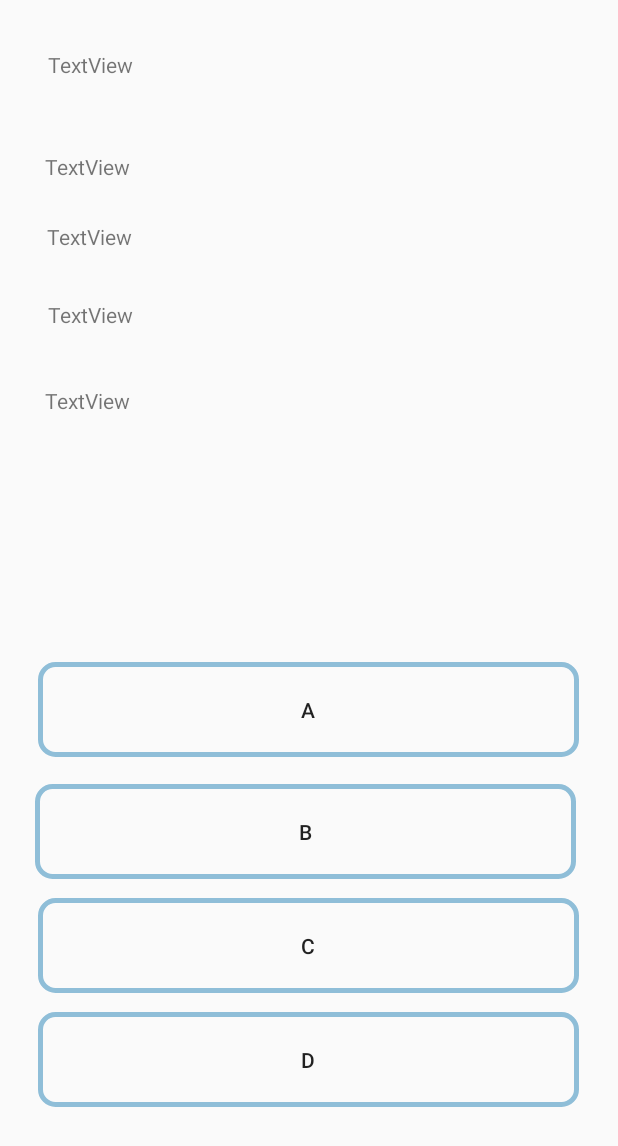
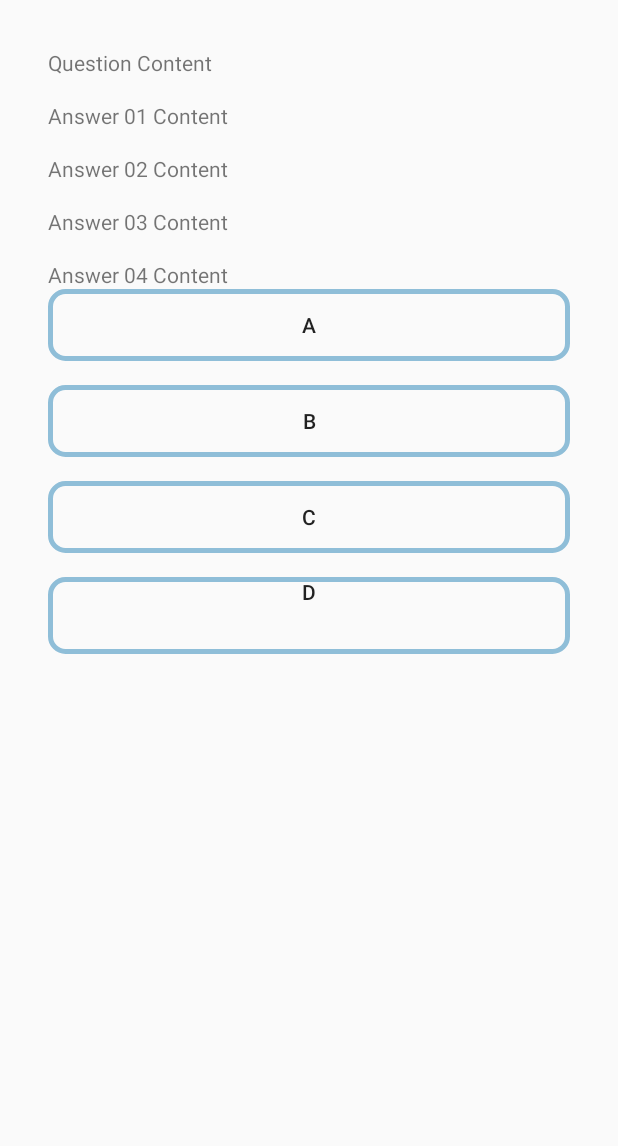
Before and after one commit to HuongNguyen1234/ProjectFinden, an Android app: the layout fragment_quizlet.xml on its own in the app's theme, with its tools: preview values and no code run, on a phone screen of 412 x 824 dp. Shown: the top 1146 px of the screen. Run offline under Robolectric (Android 15) with nearby library versions, the phone set to English and light mode, and no system bars.

Commit message:
feat: updated

```diff
--- a/app/src/main/java/com/example/projectfinden/com/fragment/QuizletFragment.java
+++ b/app/src/main/java/com/example/projectfinden/com/fragment/QuizletFragment.java
@@ -92,7 +92,17 @@ public class QuizletFragment extends Fragment implements IFirebaseLoadDone, Valu
 
     @Override
     public void onFirebaseLoadSuccessQuestion(final List<Question> questionList) {
-
+        if (questionList == null || questionList.isEmpty()) {
+            textViewA.setText("Does not have any questions!");
+//            textViewB.setVisibility(View.INVISIBLE);
+//            textViewC.setVisibility(View.INVISIBLE);
+//            textViewD.setVisibility(View.INVISIBLE);
+//            buttonA.setVisibility(View.INVISIBLE);
+//            buttonB.setVisibility(View.INVISIBLE);
+//            buttonC.setVisibility(View.INVISIBLE);
+//            buttonD.setVisibility(View.INVISIBLE);
+            return;
+        }
         final Question question= questionList.get(i);
         textViewQuestion.setText(question.getNumber()+": "+ question.getContent());
         textViewA.setText(question.getOptions().get(0).getValue());
--- a/app/src/main/res/layout/fragment_quizlet.xml
+++ b/app/src/main/res/layout/fragment_quizlet.xml
@@ -1,129 +1,132 @@
-<RelativeLayout xmlns:android="http://schemas.android.com/apk/res/android"
+<ScrollView xmlns:app="http://schemas.android.com/apk/res-auto"
     xmlns:tools="http://schemas.android.com/tools"
+    android:layout_height="match_parent"
     android:layout_width="match_parent"
-    android:layout_height="match_parent"
-    tools:context="com.example.projectfinden.com.fragment.QuizletFragment">
+    android:scrollbars="vertical"
+    xmlns:android="http://schemas.android.com/apk/res/android">
+    <androidx.constraintlayout.widget.ConstraintLayout
+        android:layout_width="match_parent"
+        android:layout_height="match_parent"
+        tools:context="com.example.projectfinden.com.fragment.QuizletFragment">
 
-    <Button
-        android:id="@+id/buttonC"
-        android:layout_width="360dp"
-        android:layout_height="63dp"
-        android:layout_alignParentStart="true"
-        android:layout_alignParentEnd="true"
-        android:layout_alignParentBottom="true"
-        android:layout_centerHorizontal="true"
-        android:layout_marginStart="25dp"
-        android:layout_marginEnd="26dp"
-        android:layout_marginBottom="162dp"
-        android:background="@drawable/border"
-        android:text="C" />
 
-    <Button
-        android:id="@+id/buttonD"
-        android:layout_width="360dp"
-        android:layout_height="63dp"
-        android:layout_alignParentStart="true"
-        android:layout_alignParentEnd="true"
-        android:layout_alignParentBottom="true"
-        android:layout_marginStart="25dp"
-        android:layout_marginEnd="26dp"
-        android:layout_marginBottom="86dp"
-        android:background="@drawable/border"
-        android:text="D" />
+        <TextView
+            android:id="@+id/textViewQuestion"
+            android:layout_width="match_parent"
+            android:layout_height="wrap_content"
+            android:layout_marginStart="32dp"
+            android:layout_marginTop="32dp"
+            android:layout_marginEnd="32dp"
+            android:text="Question Content"
+            app:layout_constraintEnd_toEndOf="parent"
+            app:layout_constraintStart_toStartOf="parent"
+            app:layout_constraintTop_toTopOf="parent" />
 
-    <TextView
-        android:id="@+id/textViewQuestion"
-        android:layout_width="wrap_content"
-        android:layout_height="53dp"
-        android:layout_alignParentStart="true"
-        android:layout_alignParentTop="true"
-        android:layout_alignParentEnd="true"
-        android:layout_centerHorizontal="true"
-        android:layout_marginStart="32dp"
-        android:layout_marginTop="33dp"
-        android:layout_marginEnd="25dp"
-        android:text="TextView" />
+        <TextView
+            android:id="@+id/textViewA"
+            android:layout_width="match_parent"
+            android:layout_height="wrap_content"
+            android:layout_marginStart="32dp"
+            android:layout_marginTop="16dp"
+            android:layout_marginEnd="32dp"
+            android:text="Answer 01 Content"
+            app:layout_constraintEnd_toEndOf="parent"
+            app:layout_constraintStart_toStartOf="parent"
+            app:layout_constraintTop_toBottomOf="@id/textViewQuestion" />
 
-    <TextView
-        android:id="@+id/textViewA"
-        android:layout_width="wrap_content"
-        android:layout_height="36dp"
-        android:layout_alignParentStart="true"
-        android:layout_alignParentTop="true"
-        android:layout_alignParentEnd="true"
-        android:layout_centerHorizontal="true"
-        android:layout_marginStart="30dp"
-        android:layout_marginTop="101dp"
-        android:layout_marginEnd="27dp"
-        android:text="TextView" />
+        <TextView
+            android:id="@+id/textViewB"
+            android:layout_width="0dp"
+            android:layout_height="wrap_content"
+            android:layout_marginStart="32dp"
+            android:layout_marginTop="16dp"
+            android:layout_marginEnd="32dp"
+            android:text="Answer 02 Content"
+            app:layout_constraintEnd_toEndOf="parent"
+            app:layout_constraintStart_toStartOf="parent"
+            app:layout_constraintTop_toBottomOf="@+id/textViewA" />
 
-    <TextView
-        android:id="@+id/textViewB"
-        android:layout_width="wrap_content"
-        android:layout_height="36dp"
-        android:layout_centerHorizontal="true"
-        android:layout_alignParentStart="true"
-        android:layout_alignParentTop="true"
-        android:layout_alignParentEnd="true"
-        android:layout_marginStart="31dp"
-        android:layout_marginTop="148dp"
-        android:layout_marginEnd="25dp"
-        android:text="TextView" />
+        <TextView
+            android:id="@+id/textViewC"
+            android:layout_width="0dp"
+            android:layout_height="wrap_content"
+            android:layout_centerHorizontal="true"
+            android:layout_marginStart="32dp"
+            android:layout_marginTop="16dp"
+            android:layout_marginEnd="32dp"
+            android:text="Answer 03 Content"
+            app:layout_constraintEnd_toEndOf="parent"
+            app:layout_constraintStart_toStartOf="parent"
+            app:layout_constraintTop_toBottomOf="@+id/textViewB" />
 
-    <TextView
-        android:id="@+id/textViewC"
-        android:layout_centerHorizontal="true"
-        android:layout_width="wrap_content"
-        android:layout_height="36dp"
-        android:layout_alignParentStart="true"
-        android:layout_alignParentTop="true"
-        android:layout_alignParentEnd="true"
-        android:layout_marginStart="32dp"
-        android:layout_marginTop="200dp"
-        android:layout_marginEnd="24dp"
-        android:text="TextView" />
+        <TextView
+            android:id="@+id/textViewD"
+            android:layout_width="0dp"
+            android:layout_height="wrap_content"
+            android:layout_marginStart="32dp"
+            android:layout_marginTop="16dp"
+            android:layout_marginEnd="32dp"
+            android:layout_marginBottom="32px"
+            android:text="Answer 04 Content"
+            app:layout_constraintEnd_toEndOf="parent"
+            app:layout_constraintStart_toStartOf="parent"
+            app:layout_constraintTop_toBottomOf="@+id/textViewC" />
 
-    <TextView
-        android:id="@+id/textViewD"
-        android:layout_width="wrap_content"
-        android:layout_height="36dp"
-        android:layout_above="@+id/buttonA"
-        android:layout_below="@+id/textViewC"
-        android:layout_alignParentStart="true"
-        android:layout_alignParentEnd="true"
-        android:layout_centerHorizontal="true"
-        android:layout_marginStart="30dp"
-        android:layout_marginTop="21dp"
-        android:layout_marginEnd="27dp"
-        android:layout_marginBottom="56dp"
-        android:text="TextView" />
+        <Button
+            android:id="@+id/buttonA"
+            android:layout_width="match_parent"
+            android:layout_height="wrap_content"
+            android:layout_marginStart="32dp"
+            android:layout_marginBottom="16dp"
+            android:layout_marginEnd="32dp"
+            android:background="@drawable/border"
+            android:text="A"
+            app:layout_constraintEnd_toEndOf="parent"
+            app:layout_constraintBottom_toTopOf="@id/buttonB"
+            app:layout_constraintTop_toBottomOf="@+id/textViewD"
+            />
 
-    <Button
-        android:id="@+id/buttonA"
-        android:layout_width="360dp"
-        android:layout_height="63dp"
-        android:layout_alignParentStart="true"
-        android:layout_alignParentEnd="true"
-        android:layout_alignParentBottom="true"
-        android:layout_centerHorizontal="true"
-        android:layout_marginStart="25dp"
-        android:layout_marginEnd="26dp"
-        android:layout_marginBottom="319dp"
-        android:background="@drawable/border"
-        android:text="A" />
+        <Button
+            android:id="@+id/buttonB"
+            android:background="@drawable/border"
+            android:text="B"
+            android:layout_width="match_parent"
+            android:layout_height="wrap_content"
+            android:layout_marginStart="32dp"
+            android:layout_marginBottom="16dp"
+            android:layout_marginEnd="32dp"
+            app:layout_constraintEnd_toEndOf="parent"
+            app:layout_constraintStart_toStartOf="parent"
+            app:layout_constraintBottom_toTopOf="@+id/buttonC"
+            />
 
-    <Button
-        android:id="@+id/buttonB"
-        android:layout_width="360dp"
-        android:layout_height="63dp"
-        android:layout_alignParentStart="true"
-        android:layout_alignParentEnd="true"
-        android:layout_alignParentBottom="true"
-        android:layout_centerHorizontal="true"
-        android:layout_marginStart="23dp"
-        android:layout_marginEnd="28dp"
-        android:layout_marginBottom="238dp"
-        android:background="@drawable/border"
-        android:text="B" />
+        <Button
+            android:id="@+id/buttonC"
+            android:background="@drawable/border"
+            android:text="C"
+            android:layout_width="match_parent"
+            android:layout_height="wrap_content"
+            android:layout_marginStart="32dp"
+            android:layout_marginBottom="16dp"
+            android:layout_marginEnd="32dp"
+            app:layout_constraintEnd_toEndOf="parent"
+            app:layout_constraintStart_toStartOf="parent"
+            app:layout_constraintBottom_toTopOf="@id/buttonD"
+            />
 
-</RelativeLayout>
+        <Button
+            android:id="@+id/buttonD"
+            android:layout_width="match_parent"
+            android:layout_height="wrap_content"
+            android:layout_marginStart="32dp"
+            android:layout_marginTop="16dp"
+            android:layout_marginEnd="32dp"
+            android:background="@drawable/border"
+            android:paddingBottom="32dp"
+            android:text="D"
+            app:layout_constraintEnd_toEndOf="parent"
+            app:layout_constraintStart_toStartOf="parent"
+            app:layout_constraintTop_toBottomOf="@+id/buttonC" />
+
+    </androidx.constraintlayout.widget.ConstraintLayout>
+</ScrollView>
```
Lines whose indentation alone changed are shown as unchanged.
